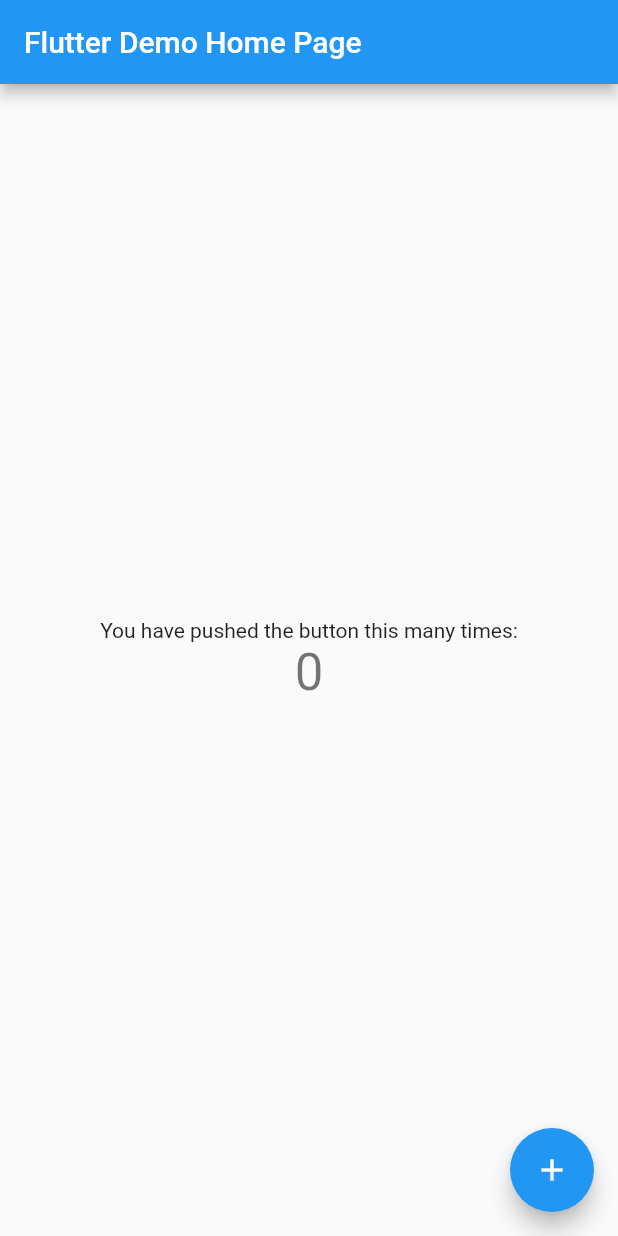
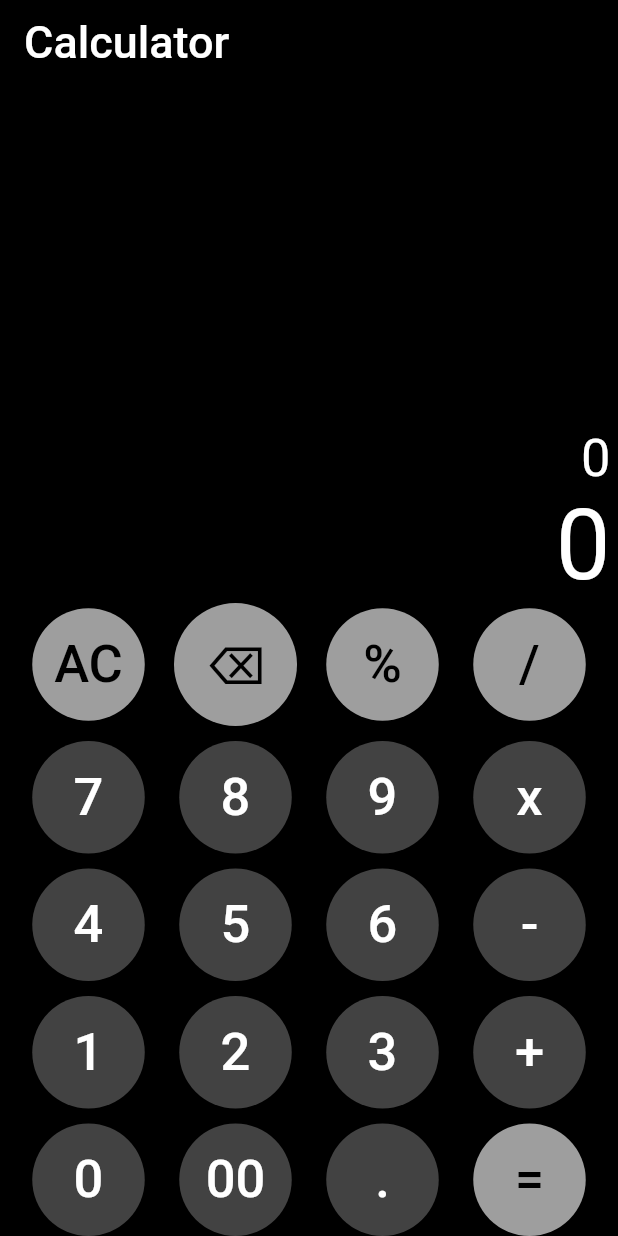
Before and after one commit to Pushti0501/Calculator, a Flutter app: the screen it shows after launch, on a phone screen of 412 x 824 dp. Run offline on Flutter 3.47's test engine with Material 2 defaults, Android fonts, the phone set to English and light mode, and no system bars; our stand-ins replace math_expressions.

Commit message:
Update main.dart

```diff
--- a/lib/main.dart
+++ b/lib/main.dart
@@ -1,115 +1,185 @@
+
 import 'package:flutter/material.dart';
+import 'package:math_expressions/math_expressions.dart';
 
 void main() {
-  runApp(const MyApp());
+  runApp(CalculatorD());
 }
 
-class MyApp extends StatelessWidget {
-  const MyApp({Key? key}) : super(key: key);
+class CalculatorD extends StatelessWidget {
+  // const CalculatorD({Key? key}) : super(key: key);
 
-  // This widget is the root of your application.
   @override
   Widget build(BuildContext context) {
-    return MaterialApp(
-      title: 'Flutter Demo',
-      theme: ThemeData(
-        // This is the theme of your application.
-        //
-        // Try running your application with "flutter run". You'll see the
-        // application has a blue toolbar. Then, without quitting the app, try
-        // changing the primarySwatch below to Colors.green and then invoke
-        // "hot reload" (press "r" in the console where you ran "flutter run",
-        // or simply save your changes to "hot reload" in a Flutter IDE).
-        // Notice that the counter didn't reset back to zero; the application
-        // is not restarted.
-        primarySwatch: Colors.blue,
-      ),
-      home: const MyHomePage(title: 'Flutter Demo Home Page'),
+    return const MaterialApp(
+      debugShowCheckedModeBanner: false,
+      home: Calculator(),
     );
   }
 }
 
-class MyHomePage extends StatefulWidget {
-  const MyHomePage({Key? key, required this.title}) : super(key: key);
-
-  // This widget is the home page of your application. It is stateful, meaning
-  // that it has a State object (defined below) that contains fields that affect
-  // how it looks.
-
-  // This class is the configuration for the state. It holds the values (in this
-  // case the title) provided by the parent (in this case the App widget) and
-  // used by the build method of the State. Fields in a Widget subclass are
-  // always marked "final".
-
-  final String title;
+class Calculator extends StatefulWidget {
+  const Calculator({Key? key}) : super(key: key);
 
   @override
-  State<MyHomePage> createState() => _MyHomePageState();
+  State<Calculator> createState() => _CalculatorState();
 }
 
-class _MyHomePageState extends State<MyHomePage> {
-  int _counter = 0;
+class _CalculatorState extends State<Calculator> {
+  Widget calcbutton(String btntext, Color btncolor, Color txtcolor) {
+    return Container(
+      child: RaisedButton(
+        onPressed: () {
+          buttonPressed(btntext);
+        },
+        child: Text(
+          btntext,
+          style: TextStyle(
+            fontSize: 35,
+            color: txtcolor,
+          ),
+        ),
+        shape: const CircleBorder(),
+        color: btncolor,
+        padding: const EdgeInsets.all(17.0),
+      ),
+    );
+  }
 
-  void _incrementCounter() {
+  String eq = '0';
+  String res = '0';
+  String expression = "";
+
+  buttonPressed(String btnText) {
     setState(() {
-      // This call to setState tells the Flutter framework that something has
-      // changed in this State, which causes it to rerun the build method below
-      // so that the display can reflect the updated values. If we changed
-      // _counter without calling setState(), then the build method would not be
-      // called again, and so nothing would appear to happen.
-      _counter++;
+      if (btnText == 'AC') {
+        eq = "0";
+        res = "0";
+      } else if (btnText == '⌫') {
+        eq = eq.substring(0, eq.length - 1);
+        if (eq == "") {
+          eq = "0";
+        }
+      } else if (btnText == '=') {
+        expression = eq;
+        expression = expression.replaceAll('x', '*');
+        try {
+          Parser p = Parser();
+          Expression exp = p.parse(expression);
+          ContextModel cm = ContextModel();
+          res = '${exp.evaluate(EvaluationType.REAL, cm)}';
+        } catch (e) {
+          res = "Error";
+        }
+      } else {
+        if (eq == "0") {
+          eq = btnText;
+        } else {
+          eq = eq + btnText;
+        }
+      }
     });
   }
 
   @override
   Widget build(BuildContext context) {
-    // This method is rerun every time setState is called, for instance as done
-    // by the _incrementCounter method above.
-    //
-    // The Flutter framework has been optimized to make rerunning build methods
-    // fast, so that you can just rebuild anything that needs updating rather
-    // than having to individually change instances of widgets.
     return Scaffold(
       appBar: AppBar(
-        // Here we take the value from the MyHomePage object that was created by
-        // the App.build method, and use it to set our appbar title.
-        title: Text(widget.title),
+        title: const Text(
+          'Calculator',
+          style: TextStyle(
+            fontSize: 30.0,
+          ),
+        ),
+        backgroundColor: Colors.black,
       ),
-      body: Center(
-        // Center is a layout widget. It takes a single child and positions it
-        // in the middle of the parent.
-        child: Column(
-          // Column is also a layout widget. It takes a list of children and
-          // arranges them vertically. By default, it sizes itself to fit its
-          // children horizontally, and tries to be as tall as its parent.
-          //
-          // Invoke "debug painting" (press "p" in the console, choose the
-          // "Toggle Debug Paint" action from the Flutter Inspector in Android
-          // Studio, or the "Toggle Debug Paint" command in Visual Studio Code)
-          // to see the wireframe for each widget.
-          //
-          // Column has various properties to control how it sizes itself and
-          // how it positions its children. Here we use mainAxisAlignment to
-          // center the children vertically; the main axis here is the vertical
-          // axis because Columns are vertical (the cross axis would be
-          // horizontal).
-          mainAxisAlignment: MainAxisAlignment.center,
-          children: <Widget>[
-            const Text(
-              'You have pushed the button this many times:',
+      backgroundColor: Colors.black,
+      body: Padding(
+        padding: const EdgeInsets.symmetric(horizontal: 5),
+        child:
+            Column(mainAxisAlignment: MainAxisAlignment.end, children: <Widget>[
+          SingleChildScrollView(
+            scrollDirection: Axis.vertical,
+            child: Column(
+              mainAxisAlignment: MainAxisAlignment.end,
+              children: <Widget>[
+                Container(
+                  alignment: Alignment.centerRight,
+                  child: Text(
+                    eq,
+                    style: const TextStyle(
+                      fontSize: 35,
+                      color: Colors.white,
+                    ),
+                  ),
+                ),
+                Container(
+                  alignment: Alignment.centerRight,
+                  child: Text(
+                    res,
+                    style: const TextStyle(
+                      fontSize: 65,
+                      color: Colors.white,
+                    ),
+                  ),
+                ),
+              ],
             ),
-            Text(
-              '$_counter',
-              style: Theme.of(context).textTheme.headline4,
-            ),
-          ],
-        ),
+          ),
+          Row(
+              mainAxisAlignment: MainAxisAlignment.spaceEvenly,
+              children: <Widget>[
+                calcbutton('AC', Colors.grey, Colors.black),
+                calcbutton('⌫', Colors.grey, Colors.black),
+                calcbutton('%', Colors.grey, Colors.black),
+                calcbutton('/', Colors.grey, Colors.black),
+              ]),
+          const SizedBox(
+            height: 10,
+          ),
+          Row(
+              mainAxisAlignment: MainAxisAlignment.spaceEvenly,
+              children: <Widget>[
+                calcbutton('7', Colors.grey.shade800, Colors.white),
+                calcbutton('8', Colors.grey.shade800, Colors.white),
+                calcbutton('9', Colors.grey.shade800, Colors.white),
+                calcbutton('x', Colors.grey.shade800, Colors.white),
+              ]),
+          const SizedBox(
+            height: 10,
+          ),
+          Row(
+              mainAxisAlignment: MainAxisAlignment.spaceEvenly,
+              children: <Widget>[
+                calcbutton('4', Colors.grey.shade800, Colors.white),
+                calcbutton('5', Colors.grey.shade800, Colors.white),
+                calcbutton('6', Colors.grey.shade800, Colors.white),
+                calcbutton('-', Colors.grey.shade800, Colors.white),
+              ]),
+          const SizedBox(
+            height: 10,
+          ),
+          Row(
+              mainAxisAlignment: MainAxisAlignment.spaceEvenly,
+              children: <Widget>[
+                calcbutton('1', Colors.grey.shade800, Colors.white),
+                calcbutton('2', Colors.grey.shade800, Colors.white),
+                calcbutton('3', Colors.grey.shade800, Colors.white),
+                calcbutton('+', Colors.grey.shade800, Colors.white),
+              ]),
+          const SizedBox(
+            height: 10,
+          ),
+          Row(
+              mainAxisAlignment: MainAxisAlignment.spaceEvenly,
+              children: <Widget>[
+                calcbutton('0', Colors.grey.shade800, Colors.white),
+                calcbutton('00', Colors.grey.shade800, Colors.white),
+                calcbutton('.', Colors.grey.shade800, Colors.white),
+                calcbutton('=', Colors.grey, Colors.black),
+              ]),
+        ]),
       ),
-      floatingActionButton: FloatingActionButton(
-        onPressed: _incrementCounter,
-        tooltip: 'Increment',
-        child: const Icon(Icons.add),
-      ), // This trailing comma makes auto-formatting nicer for build methods.
     );
   }
 }
```
